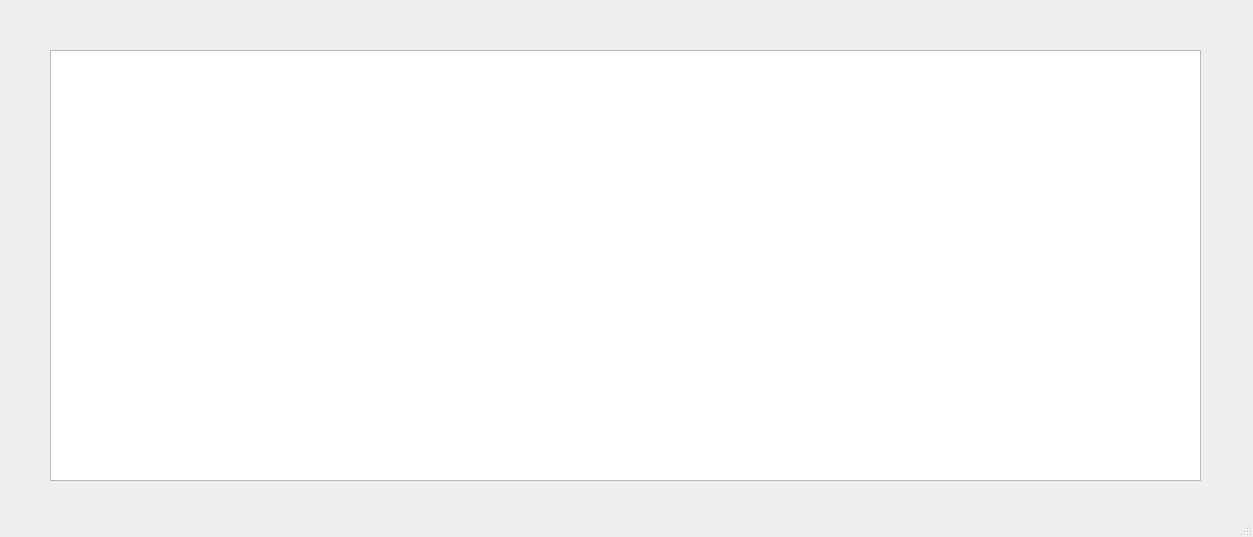
Before: the Qt Designer form mainwindow.ui in TheCodeCronicles/Super-Pac-Man, drawn with Qt 5.
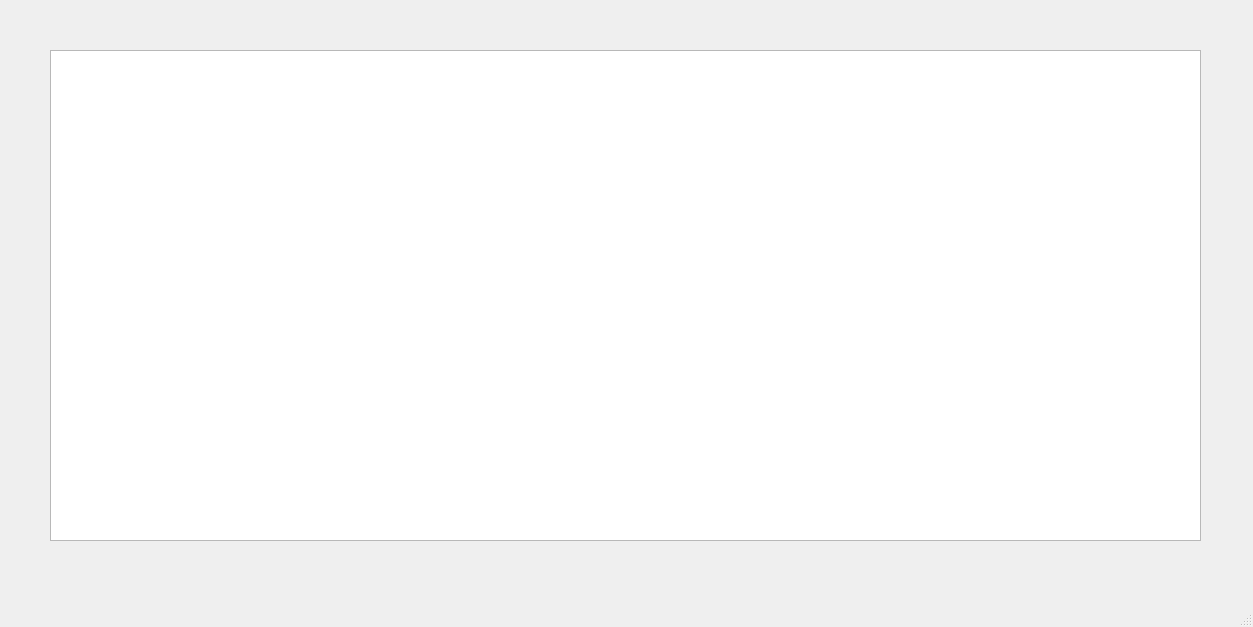
After: the same form once the commit is applied.

```diff
--- a/mainwindow.ui
+++ b/mainwindow.ui
@@ -7,7 +7,7 @@
     <x>0</x>
     <y>0</y>
     <width>1253</width>
-    <height>537</height>
+    <height>627</height>
    </rect>
   </property>
   <property name="windowTitle">
@@ -20,7 +20,7 @@
       <x>50</x>
       <y>50</y>
       <width>1151</width>
-      <height>431</height>
+      <height>491</height>
      </rect>
     </property>
    </widget>
```
